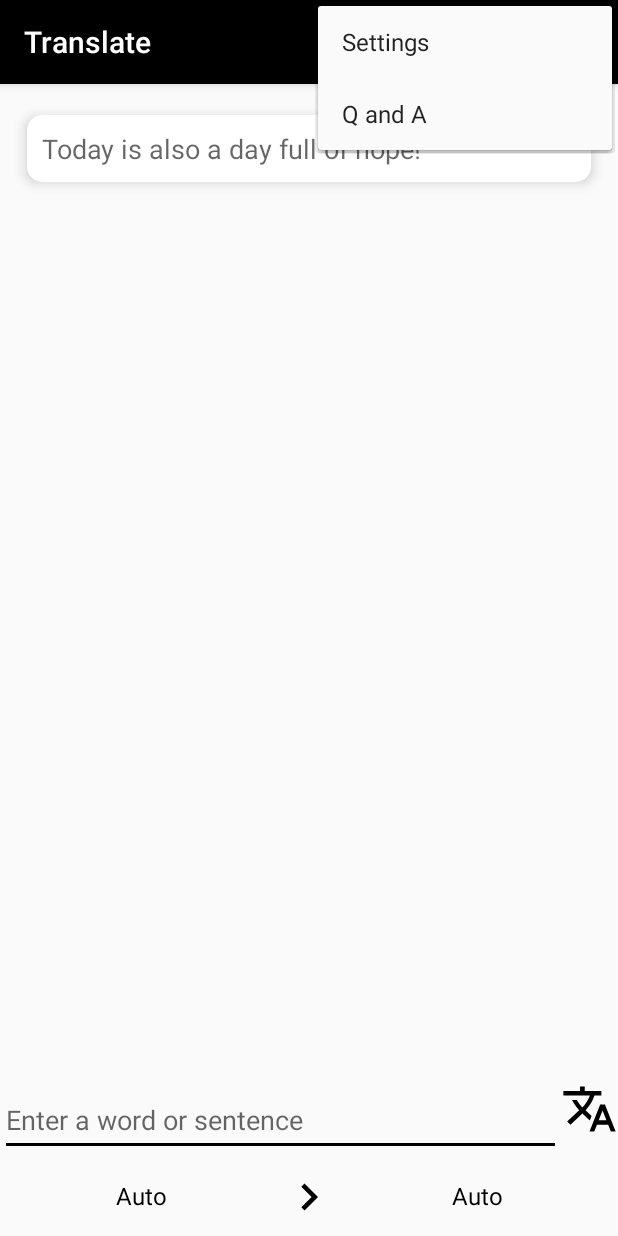
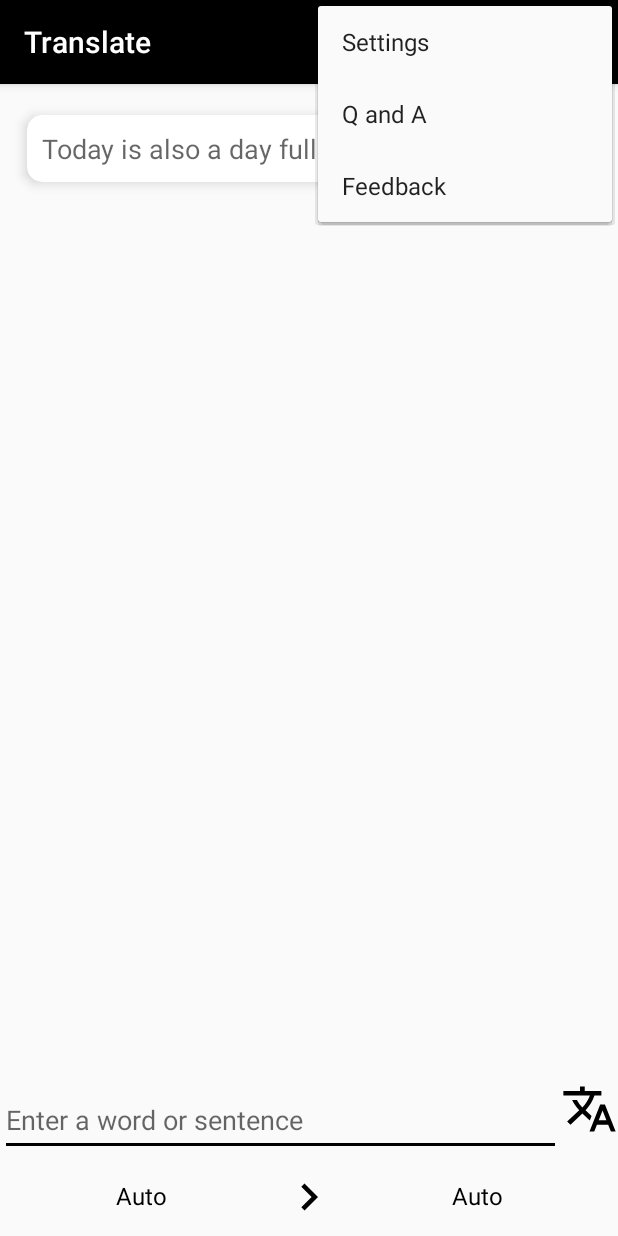
Before and after one commit to hbk01/Translate, an Android app: the screen it shows after launch (MainActivity), with the options menu open, on a phone screen of 412 x 824 dp. Run offline under Robolectric (Android 15) with nearby library versions, the phone set to English and light mode, and no system bars.

Commit message:
+ 新增反馈入口（跳转到 Issus）

```diff
--- a/app/src/main/res/values/strings.xml
+++ b/app/src/main/res/values/strings.xml
@@ -65,4 +65,8 @@
     <string name="preference_summary_yi_yan">Show Yi Yan when starting program.</string>
     <string name="preference_title_yi_yan">Yi Yan</string>
     <string name="copied">Copied</string>
+    <string name="feedback">Feedback</string>
+    <string name="feedback_tips">The next step will open your browser to visit website.\n\nPlease select one website.\n\nGitee for chinese.\nGithub for any people.</string>
+    <string name="feedback_github_btn">Github</string>
+    <string name="feedback_gitee_btn">Gitee</string>
 </resources>
```
Also changed, not shown: app/src/main/java/cn/hbkcn/translate/MainActivity.kt (+17 -10 lines), 2 other files.
